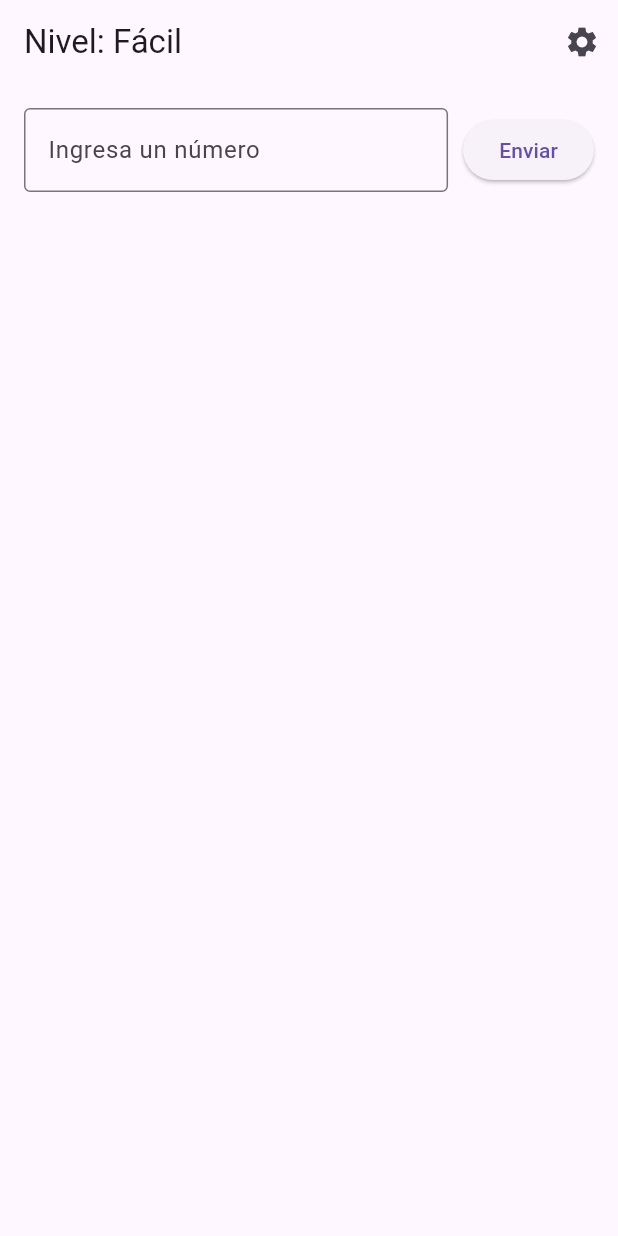
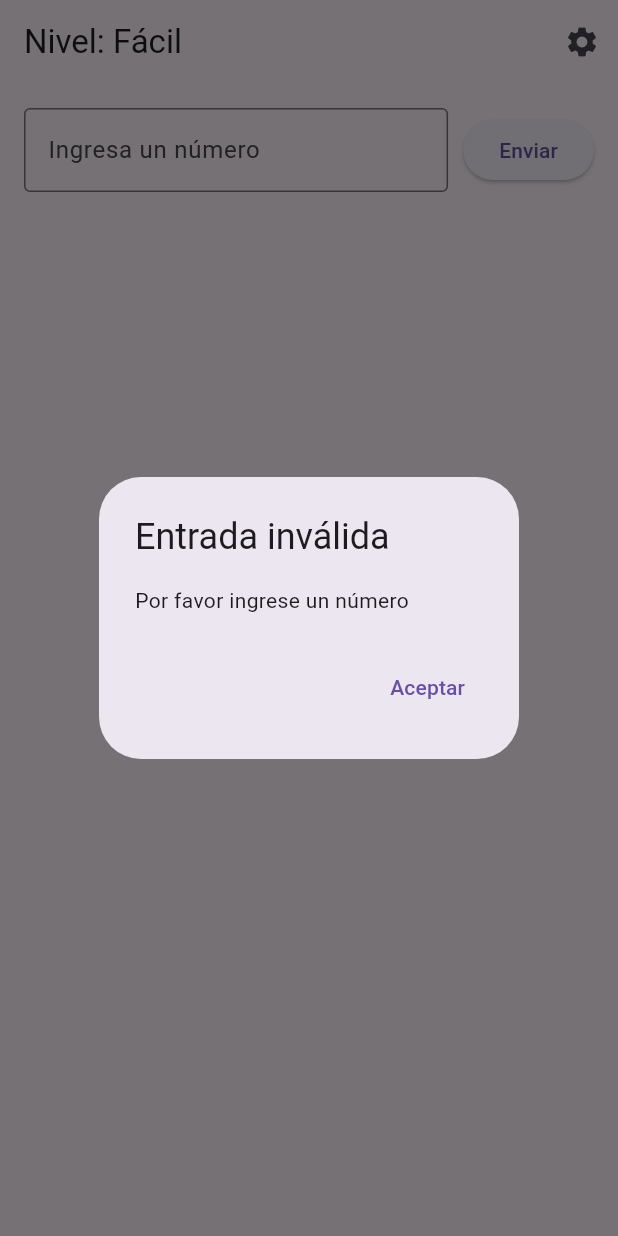
Before and after one commit to Ezdras01/numero_secreto_flutter, a Flutter app: the screen it shows after launch, after a tap on "Enviar", on a phone screen of 412 x 824 dp. Run offline on Flutter 3.47's test engine with Material 3 defaults, Android fonts, the phone set to English and light mode, and no system bars.

Commit message:
feat:Conectar entrada de número con la lógica del juego y validaciones
ya se muestra si termina el juego para cunado lo terminas exitosamente o para cuando fallas

```diff
--- a/numero_secreto_flutter/lib/main.dart
+++ b/numero_secreto_flutter/lib/main.dart
@@ -3,7 +3,7 @@
 import 'package:numero_secreto_flutter/controllers/controlador_juego.dart';
 import 'package:numero_secreto_flutter/models/dificultad.dart';
 import 'package:numero_secreto_flutter/utils/validador_entrada.dart';
-
+import 'package:numero_secreto_flutter/models/intento_resultado.dart';
 void main() {
   runApp(const JuegoApp());
 }
@@ -30,8 +30,12 @@
 }
 
 class _JuegoAdivinarNumeroState extends State<JuegoAdivinarNumero> {
+  // ================== SECCIÓN: Variables de estado ==================
   final ControladorJuego _controlador = ControladorJuego();
+  final TextEditingController _campoNumero = TextEditingController();
+
   NivelDificultad _nivelActual = NivelDificultad.facil;
+  String? _mensajeFinal;
 
   @override
   void initState() {
@@ -39,6 +43,54 @@
     _controlador.iniciarJuego(_nivelActual);
   }
 
+  @override
+  void dispose() {
+    _campoNumero.dispose();
+    super.dispose();
+  }
+
+  // ================== SECCIÓN: Función para enviar número ==================
+  void _enviarNumero() {
+    final entrada = _campoNumero.text;
+
+    final error = ValidadorEntrada.validar(entrada, _controlador.dificultad);
+    if (error != null) {
+      _mostrarAlerta(error);
+      return;
+    }
+
+    final numero = int.parse(entrada);
+    final resultado = _controlador.intentar(numero);
+
+    setState(() {
+      _campoNumero.clear();
+
+      if (_controlador.juegoTerminado) {
+        _mensajeFinal = resultado.tipo == TipoResultado.correcto
+            ? '¡Adivinaste el número! 🎉'
+            : 'Juego terminado. El número era ${_controlador.historial.last['numero']}.';
+      }
+    });
+  }
+
+  // ================== SECCIÓN: Mostrar alertas ==================
+  void _mostrarAlerta(String mensaje) {
+    showDialog(
+      context: context,
+      builder: (_) => AlertDialog(
+        title: const Text('Entrada inválida'),
+        content: Text(mensaje),
+        actions: [
+          TextButton(
+            onPressed: () => Navigator.pop(context),
+            child: const Text('Aceptar'),
+          ),
+        ],
+      ),
+    );
+  }
+
+  // ================== SECCIÓN: Interfaz ==================
   @override
   Widget build(BuildContext context) {
     final dificultad = _controlador.dificultad;
@@ -63,10 +115,11 @@
             Row(
               children: [
                 // Caja para escribir el número
-                const Expanded(
+                Expanded(
                   child: TextField(
+                    controller: _campoNumero,
                     keyboardType: TextInputType.number,
-                    decoration: InputDecoration(
+                    decoration: const InputDecoration(
                       labelText: 'Ingresa un número',
                       border: OutlineInputBorder(),
                     ),
@@ -75,13 +128,24 @@
                 const SizedBox(width: 10),
                 // Botón para enviar el número
                 ElevatedButton(
-                  onPressed: () {
-                    // Aquí más adelante llamaremos al método para enviar el número
-                  },
+                  onPressed: _controlador.juegoTerminado ? null : _enviarNumero,
                   child: const Text('Enviar'),
                 ),
               ],
             ),
+
+            // =============== Mensaje final si el juego terminó ===============
+            if (_mensajeFinal != null) ...[
+              const SizedBox(height: 12),
+              Text(
+                _mensajeFinal!,
+                style: TextStyle(
+                  fontWeight: FontWeight.bold,
+                  fontSize: 18,
+                  color: _mensajeFinal!.contains('🎉') ? Colors.green : Colors.red,
+                ),
+              ),
+            ],
           ],
         ),
       ),
```
